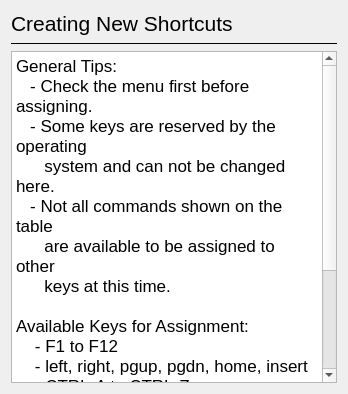
This is modules/pmg_qt/forms/help_shortcut.ui in schrodinger/pymol-open-source as Qt 5 draws it before an edit. The edited form follows.
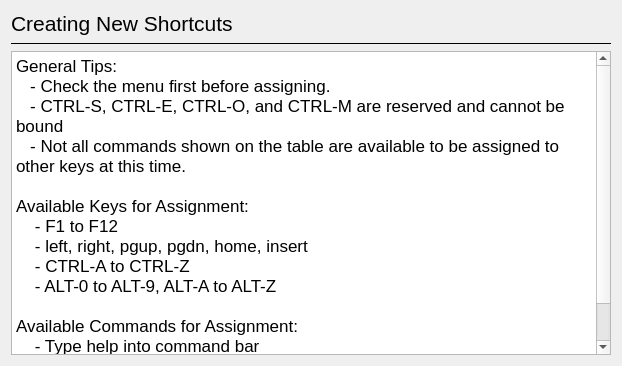
This is the edited form.

Commit message: PYMOL 3590 Shortcuts Reset All and Create New fix     - Reset all was not properly removing user defined shortcuts     - Create new shortcut menu now can edit existing     - Confirmation menu added

Patch:
```diff
--- a/modules/pmg_qt/forms/help_shortcut.ui
+++ b/modules/pmg_qt/forms/help_shortcut.ui
@@ -6,8 +6,8 @@
    <rect>
     <x>0</x>
     <y>0</y>
-    <width>348</width>
-    <height>394</height>
+    <width>622</width>
+    <height>366</height>
    </rect>
   </property>
   <property name="windowTitle">
@@ -68,11 +68,8 @@
 &lt;/style&gt;&lt;/head&gt;&lt;body style=&quot; font-family:'.AppleSystemUIFont'; font-size:13pt; font-weight:400; font-style:normal;&quot;&gt;
 &lt;p style=&quot; margin-top:0px; margin-bottom:0px; margin-left:0px; margin-right:0px; -qt-block-indent:0; text-indent:0px;&quot;&gt;General Tips:&lt;/p&gt;
 &lt;p style=&quot; margin-top:0px; margin-bottom:0px; margin-left:0px; margin-right:0px; -qt-block-indent:0; text-indent:0px;&quot;&gt;   - Check the menu first before assigning.&lt;/p&gt;
-&lt;p style=&quot; margin-top:0px; margin-bottom:0px; margin-left:0px; margin-right:0px; -qt-block-indent:0; text-indent:0px;&quot;&gt;   - Some keys are reserved by the operating&lt;/p&gt;
-&lt;p style=&quot; margin-top:0px; margin-bottom:0px; margin-left:0px; margin-right:0px; -qt-block-indent:0; text-indent:0px;&quot;&gt;      system and can not be changed here.&lt;/p&gt;
-&lt;p style=&quot; margin-top:0px; margin-bottom:0px; margin-left:0px; margin-right:0px; -qt-block-indent:0; text-indent:0px;&quot;&gt;   - Not all commands shown on the table&lt;/p&gt;
-&lt;p style=&quot; margin-top:0px; margin-bottom:0px; margin-left:0px; margin-right:0px; -qt-block-indent:0; text-indent:0px;&quot;&gt;      are available to be assigned to other&lt;/p&gt;
-&lt;p style=&quot; margin-top:0px; margin-bottom:0px; margin-left:0px; margin-right:0px; -qt-block-indent:0; text-indent:0px;&quot;&gt;      keys at this time. &lt;/p&gt;
+&lt;p style=&quot; margin-top:0px; margin-bottom:0px; margin-left:0px; margin-right:0px; -qt-block-indent:0; text-indent:0px;&quot;&gt;   - CTRL-S, CTRL-E, CTRL-O, and CTRL-M are reserved and cannot be bound&lt;/p&gt;
+&lt;p style=&quot; margin-top:0px; margin-bottom:0px; margin-left:0px; margin-right:0px; -qt-block-indent:0; text-indent:0px;&quot;&gt;   - Not all commands shown on the table are available to be assigned to other keys at this time. &lt;/p&gt;
 &lt;p style=&quot;-qt-paragraph-type:empty; margin-top:0px; margin-bottom:0px; margin-left:0px; margin-right:0px; -qt-block-indent:0; text-indent:0px;&quot;&gt;&lt;br /&gt;&lt;/p&gt;
 &lt;p style=&quot; margin-top:0px; margin-bottom:0px; margin-left:0px; margin-right:0px; -qt-block-indent:0; text-indent:0px;&quot;&gt;Available Keys for Assignment:&lt;/p&gt;
 &lt;p style=&quot; margin-top:0px; margin-bottom:0px; margin-left:0px; margin-right:0px; -qt-block-indent:0; text-indent:0px;&quot;&gt;    - F1 to F12&lt;/p&gt;
@@ -83,8 +80,7 @@
 &lt;p style=&quot; margin-top:0px; margin-bottom:0px; margin-left:0px; margin-right:0px; -qt-block-indent:0; text-indent:0px;&quot;&gt;Available Commands for Assignment:&lt;/p&gt;
 &lt;p style=&quot; margin-top:0px; margin-bottom:0px; margin-left:0px; margin-right:0px; -qt-block-indent:0; text-indent:0px;&quot;&gt;    - Type help into command bar&lt;/p&gt;
 &lt;p style=&quot; margin-top:0px; margin-bottom:0px; margin-left:0px; margin-right:0px; -qt-block-indent:0; text-indent:0px;&quot;&gt;    - Assign new commands with extend&lt;/p&gt;
-&lt;p style=&quot; margin-top:0px; margin-bottom:0px; margin-left:0px; margin-right:0px; -qt-block-indent:0; text-indent:0px;&quot;&gt;    - Multiple python commands can be &lt;/p&gt;
-&lt;p style=&quot; margin-top:0px; margin-bottom:0px; margin-left:0px; margin-right:0px; -qt-block-indent:0; text-indent:0px;&quot;&gt;       run together by seperating with ';'&lt;/p&gt;&lt;/body&gt;&lt;/html&gt;</string>
+&lt;p style=&quot; margin-top:0px; margin-bottom:0px; margin-left:0px; margin-right:0px; -qt-block-indent:0; text-indent:0px;&quot;&gt;    - Multiple python commands can be run together by seperating with ';'&lt;/p&gt;&lt;/body&gt;&lt;/html&gt;</string>
      </property>
     </widget>
    </item>
```
The commit also changes 3 other files.
